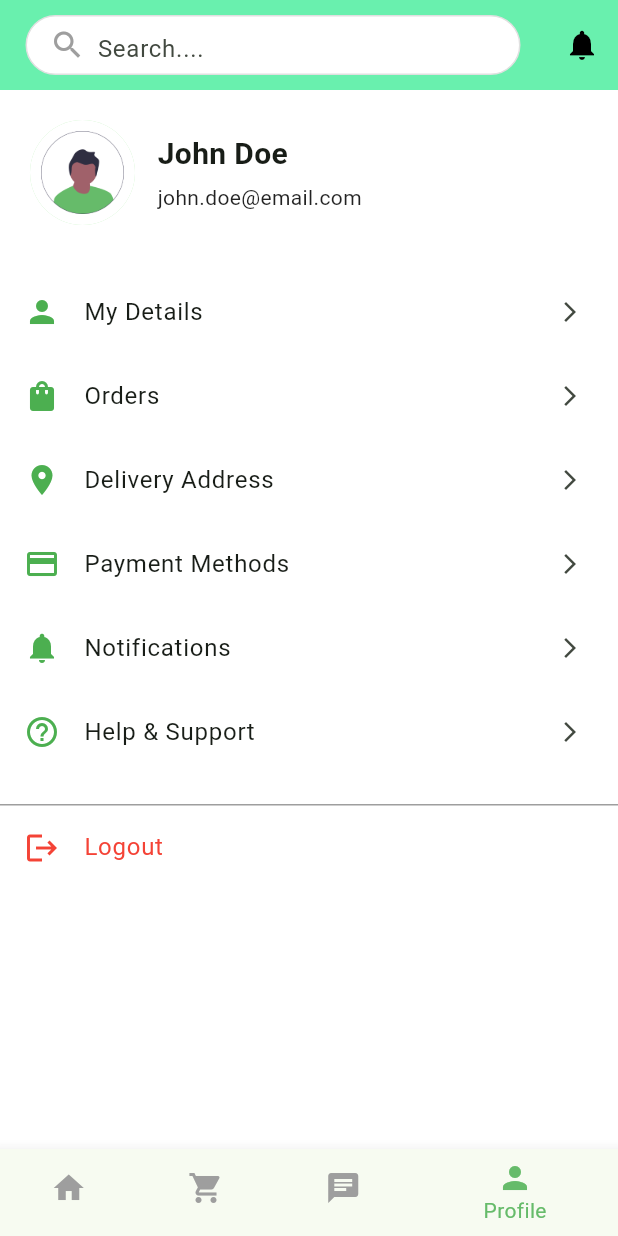
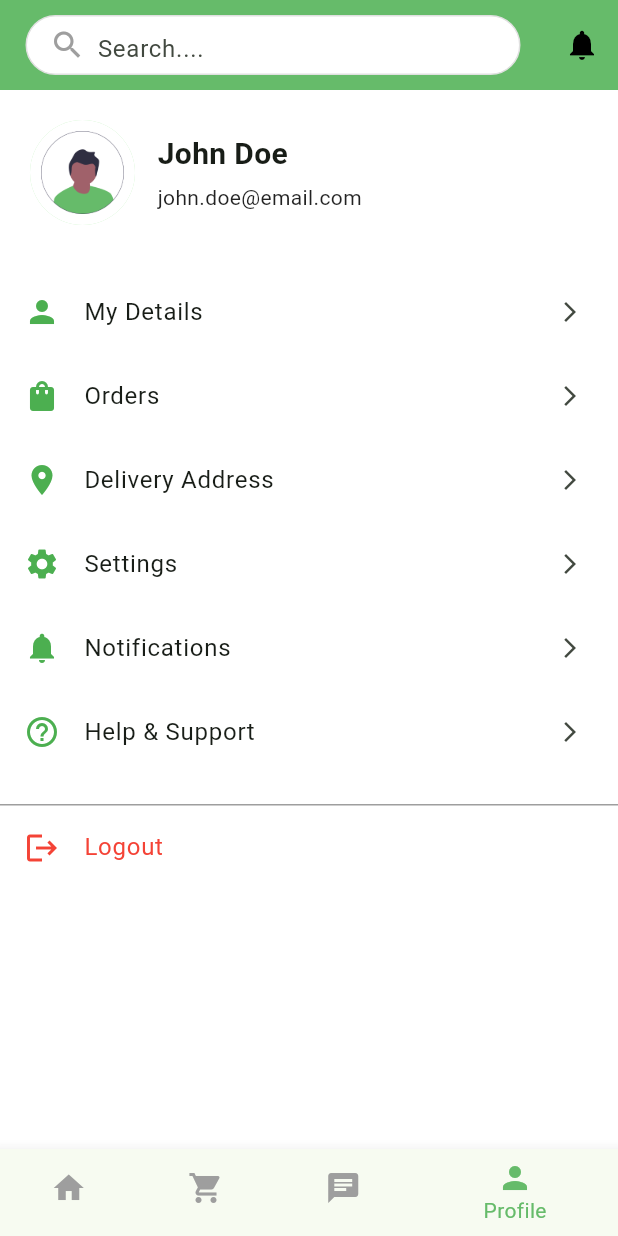
Before and after one commit to Vainyala17/LocalServiceFinder, a Flutter app: the screen it shows after launch, item 4 of the bottom bar chosen, on a phone screen of 412 x 824 dp. Run offline on Flutter 3.47's test engine with Material 3 defaults, Android fonts, the light colour scheme and no system bars; our stand-ins replace cloud_firestore, firebase_auth, firebase_core, google_fonts; accounts and stored records are empty.

Commit message:
initial commit

```diff
--- a/lib/HomePage.dart
+++ b/lib/HomePage.dart
@@ -27,11 +27,12 @@ class _HomePageState extends State<HomePage> {
   int _selectedIndex = 0;
 
   final List<Widget> _pages = [
-    HomeMainPage(),
-    OrdersPage(),
-    ChatPage(),
-    ProfilePage(),
+    HomeMainPage(),         // Index 0
+    OrdersPage(),           // Index 1
+    ChatPage(),             // Index 2
+    ProfilePage(),          // Index 3
   ];
+
 
   void _onItemTapped(int index) {
     setState(() {
@@ -44,7 +45,7 @@ class _HomePageState extends State<HomePage> {
     return Scaffold(
       appBar: AppBar(
         automaticallyImplyLeading: false,
-        backgroundColor: Colors.greenAccent,
+        backgroundColor: Colors.green.shade400,
         titleSpacing: 17.0,
         toolbarHeight: 60,
         title: Container(
--- a/lib/ProfilePage.dart
+++ b/lib/ProfilePage.dart
@@ -1,5 +1,11 @@
 import 'package:flutter/material.dart';
 import 'package:flutter/services.dart';
+
+import 'HelpSupportPage.dart';
+import 'MyDetailsPage.dart';
+import 'NotificationPage.dart';
+import 'OrdersPage.dart';
+import 'SettingsPage.dart';
 
 class ProfilePage extends StatelessWidget {
   const ProfilePage({super.key});
@@ -72,12 +78,48 @@ class ProfilePage extends StatelessWidget {
               child: ListView(
                 padding: EdgeInsets.symmetric(vertical: 10),
                 children: [
-                  buildListTile(icon: Icons.person, title: "My Details", onTap: () {}),
-                  buildListTile(icon: Icons.shopping_bag, title: "Orders", onTap: () {}),
-                  buildListTile(icon: Icons.location_on, title: "Delivery Address", onTap: () {}),
-                  buildListTile(icon: Icons.payment, title: "Payment Methods", onTap: () {}),
-                  buildListTile(icon: Icons.notifications, title: "Notifications", onTap: () {}),
-                  buildListTile(icon: Icons.help_outline, title: "Help & Support", onTap: () {}),
+                  buildListTile(
+                    icon: Icons.person,
+                    title: "My Details",
+                    onTap: () {
+                      Navigator.push(context, MaterialPageRoute(builder: (_) => MyDetailsPage()));
+                    },
+                  ),
+                  buildListTile(
+                    icon: Icons.shopping_bag,
+                    title: "Orders",
+                    onTap: () {
+                      Navigator.push(context, MaterialPageRoute(builder: (_) => OrdersPage()));
+                    },
+                  ),
+                  buildListTile(
+                    icon: Icons.location_on,
+                    title: "Delivery Address",
+                    // onTap: () {
+                    //   Navigator.push(context, MaterialPageRoute(builder: (_) => DeliveryAddressPage()));
+                    // },
+                  ),
+                  buildListTile(
+                    icon: Icons.settings,
+                    title: "Settings",
+                    onTap: () {
+                      Navigator.push(context, MaterialPageRoute(builder: (_) => SettingsPage()));
+                    },
+                  ),
+                  buildListTile(
+                    icon: Icons.notifications,
+                    title: "Notifications",
+                    onTap: () {
+                      Navigator.push(context, MaterialPageRoute(builder: (_) => NotificationPage(notificationType: '',)));
+                    },
+                  ),
+                  buildListTile(
+                    icon: Icons.help_outline,
+                    title: "Help & Support",
+                    onTap: () {
+                      Navigator.push(context, MaterialPageRoute(builder: (_) => HelpSupportPage()));
+                    },
+                  ),
                   SizedBox(height: 20),
                   Divider(height: 1, color: Colors.grey),
                   ListTile(
@@ -86,6 +128,7 @@ class ProfilePage extends StatelessWidget {
                     onTap: () => _showLogoutDialog(context),
                   ),
                 ],
+
               ),
             ),
           ],
--- a/lib/SettingsPage.dart
+++ b/lib/SettingsPage.dart
@@ -20,11 +20,10 @@ class SettingsPage extends StatelessWidget {
           'Settings',
           style: TextStyle(
             fontSize: 22,
-            color: Colors.purple,
+            color: Colors.black,
             fontWeight: FontWeight.bold,
           ),
         ),
-        centerTitle: true,
       ),
       body: ListView(
         padding: const EdgeInsets.all(16),
@@ -100,7 +99,7 @@ class SettingsPage extends StatelessWidget {
       padding: const EdgeInsets.symmetric(vertical: 6),
       child: Text(
         text,
-        style: const TextStyle(color: Colors.purple, fontSize: 15),
+        style: const TextStyle(color: Colors.green, fontSize: 15),
       ),
     );
   }
```
Also changed, not shown: lib/HelpSupportPage.dart (added, +11 -0 lines), lib/MyDetailsPage.dart (added, +11 -0 lines), lib/NotificationPage.dart (+51 -14 lines).
